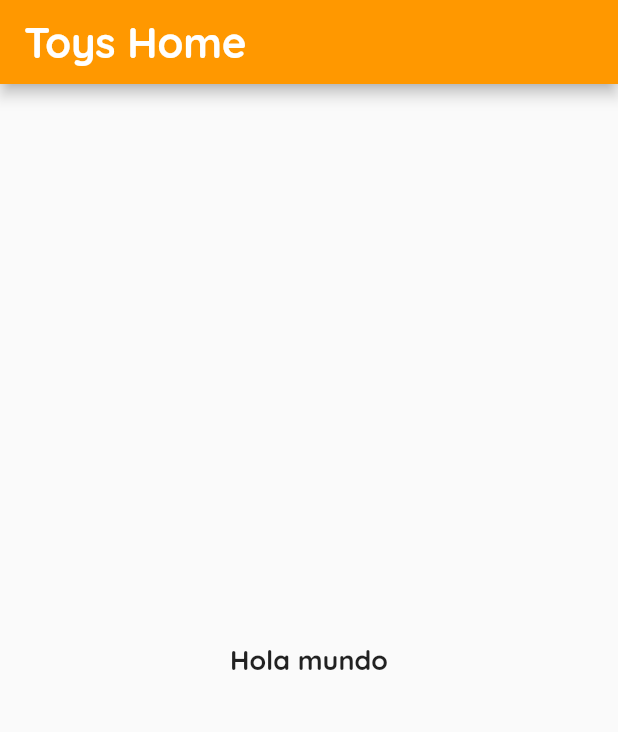
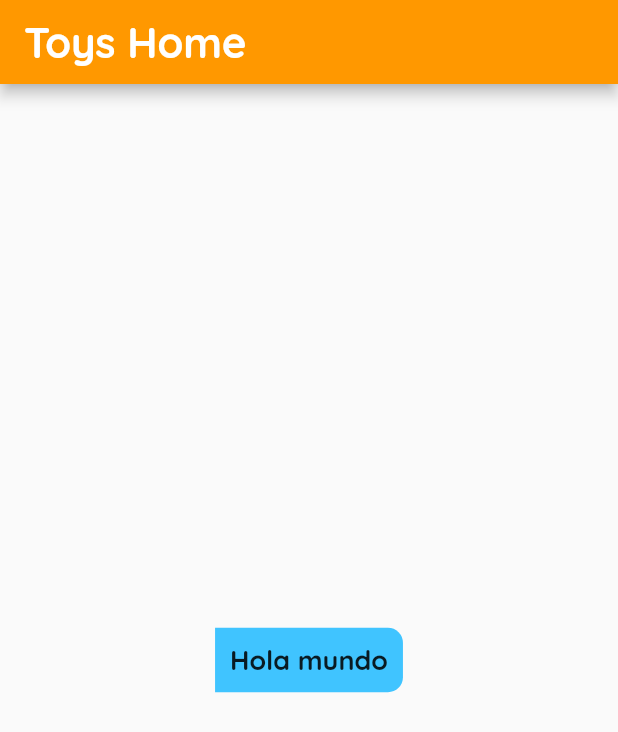
Before and after one commit to sebaslogen/toys_demo, a Flutter app: the screen it shows after launch, on a phone screen of 412 x 824 dp. Shown: the top 732 px of the screen. Run offline on Flutter 3.47's test engine with Material 2 defaults, Android fonts, the light colour scheme and no system bars.

Commit message:
1-basic-widgets: add Container with background and borders

```diff
--- a/lib/home/ToysHomePage.dart
+++ b/lib/home/ToysHomePage.dart
@@ -9,9 +9,17 @@ class ToysHomePage extends StatelessWidget {
           title: Text("Toys Home"),
         ),
         body: Center(
-            child: Text(
-          "Hola mundo",
-          style: Theme.of(context).textTheme.title,
+            child: Container(
+          decoration: BoxDecoration(
+              color: Colors.lightBlueAccent,
+              borderRadius: BorderRadius.only(
+                  topRight: Radius.circular(10),
+                  bottomRight: Radius.circular(10))),
+          padding: EdgeInsets.all(10),
+          child: Text(
+            "Hola mundo",
+            style: Theme.of(context).textTheme.title,
+          ),
         )));
   }
 }
```
